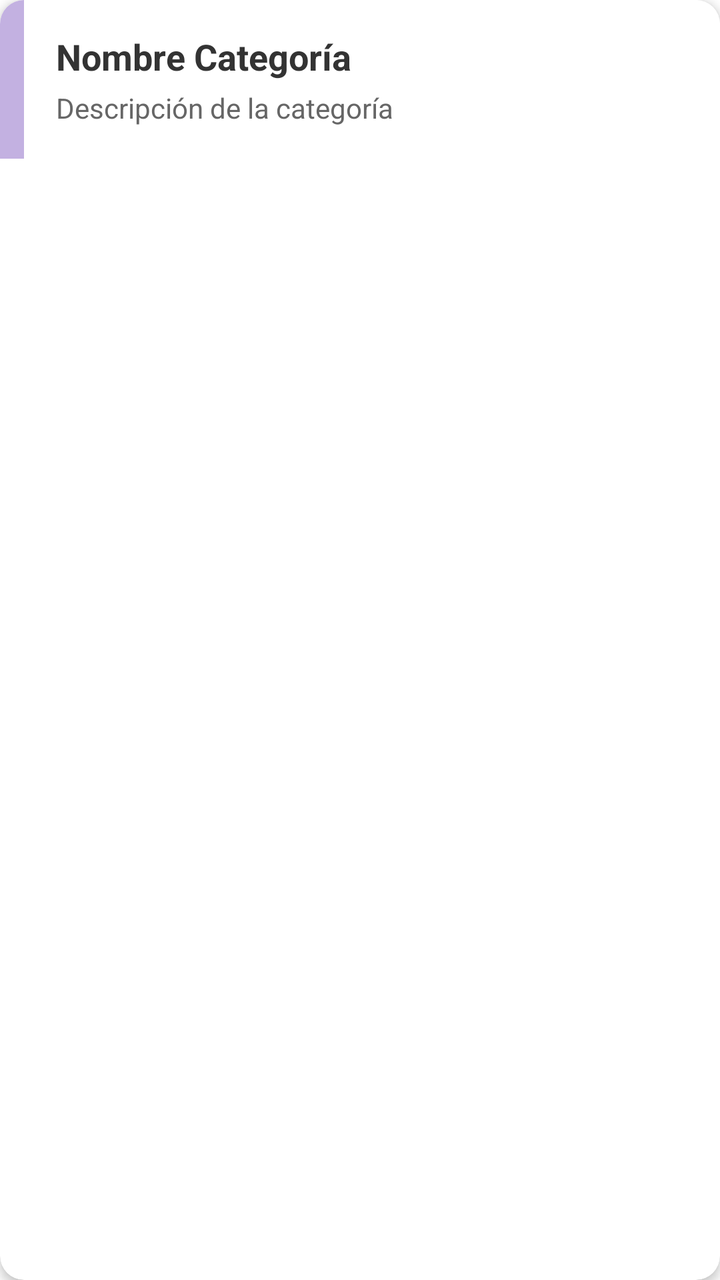
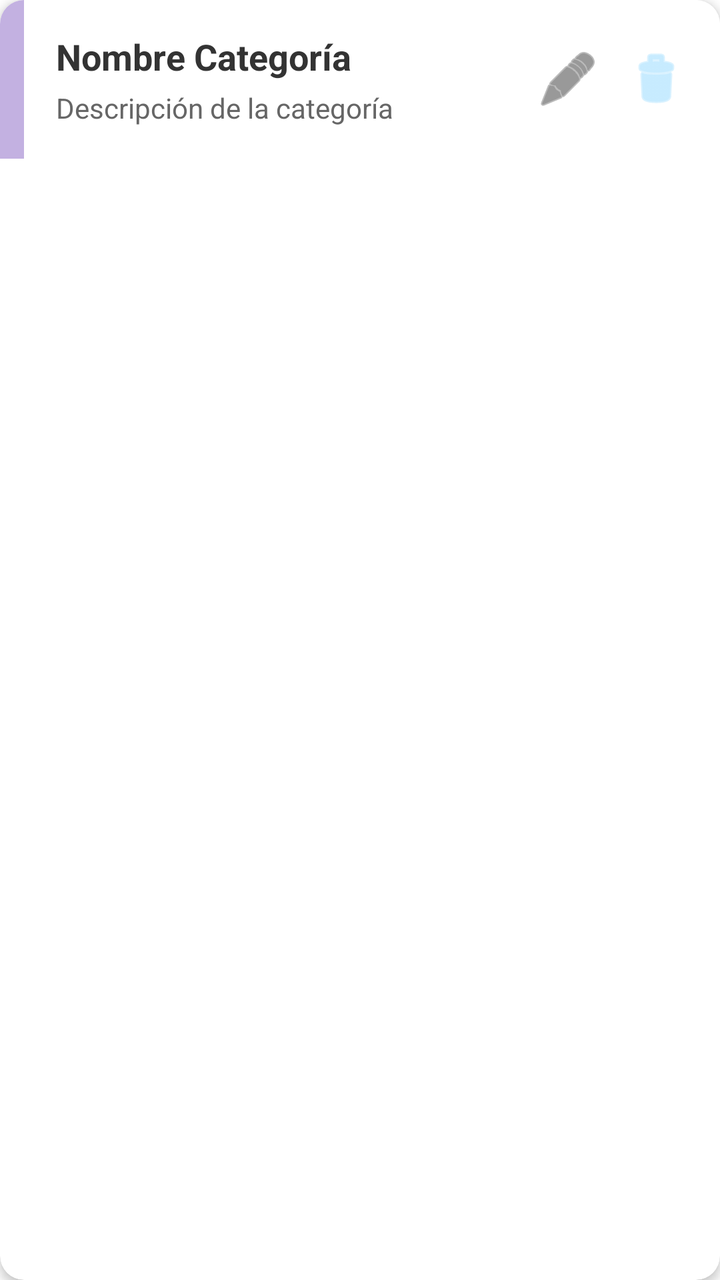

Screens rendered from an Android XML layout before and after an edit, with the pre-edit source and the edit as a unified diff.
<!-- AndroidManifest.xml: application theme Theme.MaterialComponents.DayNight.NoActionBar -->
<!-- res/layout/item_categoria.xml -->
<?xml version="1.0" encoding="utf-8"?>
<androidx.cardview.widget.CardView xmlns:android="http://schemas.android.com/apk/res/android"
    xmlns:app="http://schemas.android.com/apk/res-auto"
    android:layout_width="match_parent"
    android:layout_height="wrap_content"
    android:layout_marginHorizontal="8dp"
    android:layout_marginVertical="6dp"
    app:cardBackgroundColor="#FFFFFF"
    app:cardCornerRadius="12dp"
    app:cardElevation="3dp">

    <LinearLayout
        android:layout_width="match_parent"
        android:layout_height="wrap_content"
        android:orientation="horizontal"
        android:background="#FFFFFF">

        
        <View
            android:id="@+id/viewColorBarra"
            android:layout_width="12dp"
            android:layout_height="match_parent"
            android:background="#C3B1E1" />

        <LinearLayout
            android:layout_width="match_parent"
            android:layout_height="wrap_content"
            android:orientation="vertical"
            android:padding="16dp">

            <TextView
                android:id="@+id/tvNombre"
                android:layout_width="wrap_content"
                android:layout_height="wrap_content"
                android:text="Nombre Categoría"
                android:textColor="#333333"
                android:textSize="18sp"
                android:textStyle="bold" />

            <TextView
                android:id="@+id/tvDescripcion"
                android:layout_width="wrap_content"
                android:layout_height="wrap_content"
                android:layout_marginTop="4dp"
                android:text="Descripción de la categoría"
                android:textColor="#666666"
                android:textSize="14sp" />
        </LinearLayout>
    </LinearLayout>
</androidx.cardview.widget.CardView>
<!-- resources referenced by this layout -->
<resources>

</resources>

<!-- the commit's change to res/layout/item_categoria.xml (unified diff, before → after) -->
@@ -13,7 +13,8 @@
         android:layout_width="match_parent"
         android:layout_height="wrap_content"
         android:orientation="horizontal"
-        android:background="#FFFFFF">
+        android:background="#FFFFFF"
+        android:gravity="center_vertical">
 
         
         <View
@@ -22,9 +23,11 @@
             android:layout_height="match_parent"
             android:background="#C3B1E1" />
 
+        
         <LinearLayout
-            android:layout_width="match_parent"
+            android:layout_width="0dp"
             android:layout_height="wrap_content"
+            android:layout_weight="1"
             android:orientation="vertical"
             android:padding="16dp">
 
@@ -46,5 +49,28 @@
                 android:textColor="#666666"
                 android:textSize="14sp" />
         </LinearLayout>
+
+        
+        <ImageButton
+            android:id="@+id/btnEditar"
+            android:layout_width="40dp"
+            android:layout_height="40dp"
+            android:layout_marginEnd="4dp"
+            android:background="?attr/selectableItemBackgroundBorderless"
+            android:src="@android:drawable/ic_menu_edit"
+            android:contentDescription="Editar categoría"
+            app:tint="#555555" />
+
+        
+        <ImageButton
+            android:id="@+id/btnEliminar"
+            android:layout_width="40dp"
+            android:layout_height="40dp"
+            android:layout_marginEnd="12dp"
+            android:background="?attr/selectableItemBackgroundBorderless"
+            android:src="@android:drawable/ic_menu_delete"
+            android:contentDescription="Eliminar categoría"
+            app:tint="#A2DEFF" />
+
     </LinearLayout>
 </androidx.cardview.widget.CardView>
